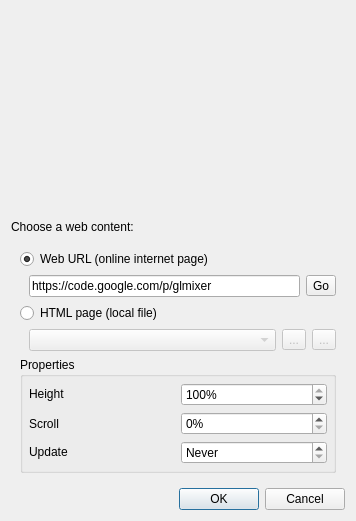
Before: the Qt Designer form src/WebSourceCreationDialog.ui in markus-wa/glmixer-mirror, drawn with Qt 5.
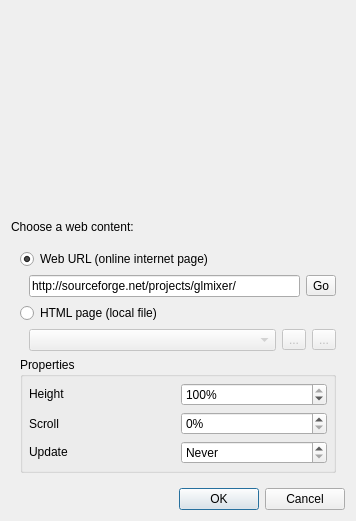
After: the same form once the commit is applied. Icons and pictures are not drawn. Custom widgets are drawn as their Qt base class.

Commit message: Enable cookies

```diff
--- a/src/WebSourceCreationDialog.ui
+++ b/src/WebSourceCreationDialog.ui
@@ -90,7 +90,7 @@
             <string>Enter a web URL (http://...)</string>
            </property>
            <property name="text">
-            <string>https://code.google.com/p/glmixer</string>
+            <string>http://sourceforge.net/projects/glmixer/</string>
            </property>
           </widget>
          </item>
```
Left out of the diff: 33 changed lines with no effect on the pictures. The commit also changes 1 other file.
